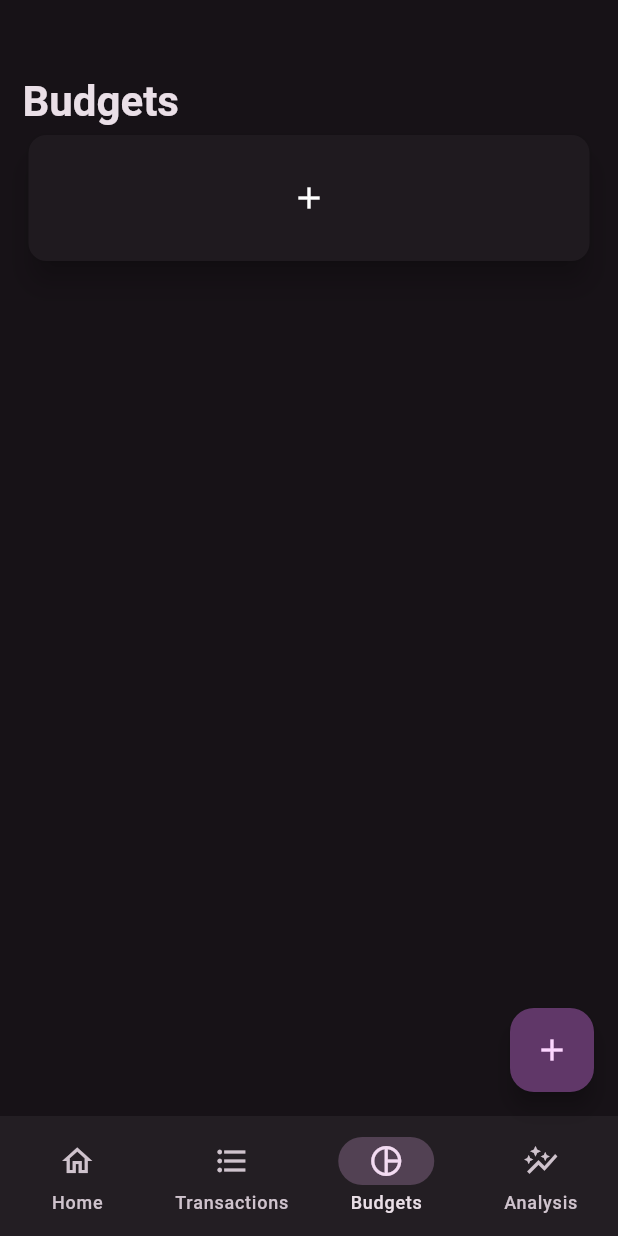
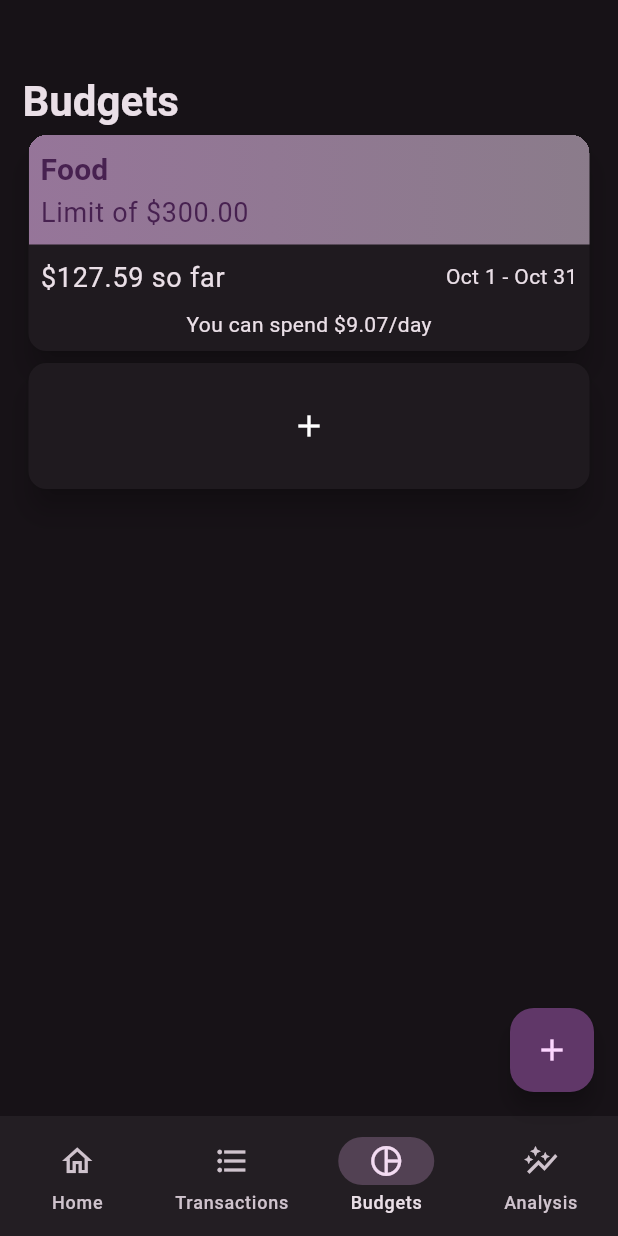
Before and after one commit to joshbacon/ymm, a Flutter app: the screen it shows after launch, item 3 of the bottom bar chosen, on a phone screen of 412 x 824 dp. Run offline on Flutter 3.47's test engine with Material 3 defaults, Android fonts, the light colour scheme and no system bars; our stand-ins replace flutter_colorpicker; missing offline and left inert: flutter_iconpicker; Roboto replaces fonts that are missing (dubai).

Commit message:
added dates to transactions and added date filtering

```diff
--- a/lib/models/state.dart
+++ b/lib/models/state.dart
@@ -8,12 +8,15 @@ class AppState extends ChangeNotifier {
 
   /// Internal, private state of the cart.
   final List<Transaction> _transactions = [
-    Transaction("1", "McDonalds", DateTime.now(), 11.93, "1"),
-    Transaction("2", "Sobeys", DateTime.now(), 43.87, "1"),
+    Transaction("3", "Sobeys", DateTime.now(), 43.87, "1"),
+    Transaction("2", "Petro Can", DateTime.now().subtract(Duration(days: 8)), 83.72, "1"),
+    Transaction("1", "McDonalds", DateTime.now().subtract(Duration(days: 12)), 11.93, "1"),
   ];
-  final List<Budget> _budgets = [];
+  final List<Budget> _budgets = [
+    Budget("1", "Food", 300.0, ["1"], false)
+  ];
   final List<Category> _categories = [
-    Category("1", "Food", Icon(Icons.local_grocery_store), const Color.fromARGB(255, 52, 204, 31)),
+    Category("1", "Groceries", Icon(Icons.local_grocery_store), const Color.fromARGB(255, 52, 204, 31)),
     Category("2", "Gas", Icon(Icons.local_gas_station), const Color.fromARGB(255, 31, 92, 204))
   ];
 
@@ -41,11 +44,36 @@ class AppState extends ChangeNotifier {
     notifyListeners();
   }
 
-  List<Transaction> transactionsByCategory(List<String> categories) {
-    return _transactions.where((Transaction elem) => categories.contains(elem.category)).toList();
+  void sortTransactions() {
+    _transactions.sort((a, b) => b.date.compareTo(a.date));
   }
 
-  // TODO: [STATE] need a way to filter for dates as well (need weekly and monthly for budgets, but also 3/6/12/YTD months for the analysis page)
+  List<Transaction> filteredTransactions({String? range, List<String>? categories}) {
+    List<Transaction> temp = [..._transactions];
+
+    if (range != null) {
+      DateTime startDate = DateTime.now();
+      if (range == "week") {
+        temp = temp.where((t) => t.date.isAfter(DateTime(startDate.year, startDate.month, startDate.weekday - DateTime.monday +1))).toList();
+      } else if (range == "month") {
+        temp = temp.where((t) => t.date.isAfter(DateTime(startDate.year, startDate.month, 1))).toList();
+      } else if (range == "3m") {
+        temp = temp.where((t) => t.date.isAfter(DateTime(startDate.year, startDate.month-3, startDate.day))).toList();
+      } else if (range == "6m") {
+        temp = temp.where((t) => t.date.isAfter(DateTime(startDate.year, startDate.month-6, startDate.day))).toList();
+      } else if (range == "12m") {
+        temp = temp.where((t) => t.date.isAfter(DateTime(startDate.year, startDate.month-12, startDate.day))).toList();
+      } else if (range == "YTD") {
+        temp = temp.where((t) => t.date.isAfter(DateTime(startDate.year, 1, 1))).toList();
+      }
+    }
+
+    if (categories != null) {
+      temp = temp.where((Transaction elem) => categories.contains(elem.category)).toList();
+    }
+
+    return temp;
+  }
 
 
   /// Budget functions
--- a/lib/widgets/budgetcard.dart
+++ b/lib/widgets/budgetcard.dart
@@ -19,7 +19,10 @@ class BudgetCard extends StatelessWidget {
   Widget build(BuildContext context) {
     return Consumer<AppState>(
       builder: (context, appState, child) {
-        double total = appState.transactionsByCategory(data.categories).fold({"amount": 0.0}, (a, b) => {"amount": a["amount"]! + b.amount})["amount"]!;
+        double total = appState.filteredTransactions(
+          range: data.weekly ? "week" : "month",
+          categories: data.categories
+        ).fold({"amount": 0.0}, (a, b) => {"amount": a["amount"]! + b.amount})["amount"]!;
 
         return GestureDetector(
           onTap: () async {
--- a/lib/widgets/edittransactionpanel.dart
+++ b/lib/widgets/edittransactionpanel.dart
@@ -146,6 +146,7 @@ class _EditTransactionPanelState extends State<EditTransactionPanel> {
                       if (!widget.isNew) {
                         appState.removeTransaction(widget.data!.id);
                       }
+                      appState.sortTransactions();
                       Navigator.pop(context);
                     },
                     child: Text("Delete"),
```
Also changed, not shown: lib/pages/budgetviewpage.dart (+38 -7 lines), lib/pages/transactionpage.dart (+19 -4 lines).
